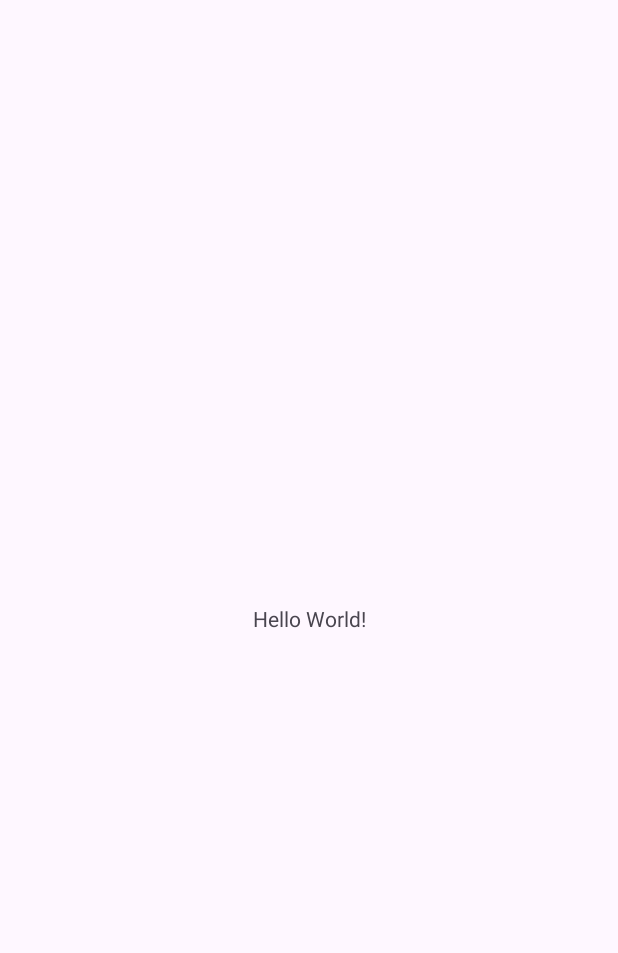
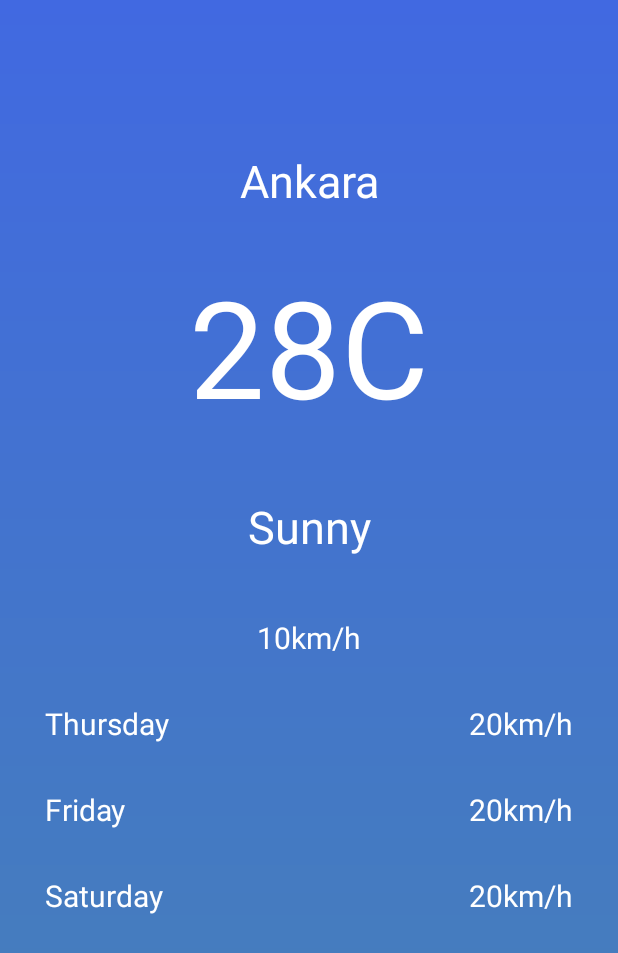
Before and after one commit to yigitbalbasi/WeatherApp, an Android app: the screen it shows after launch (MainActivity), on a phone screen of 412 x 824 dp. Before the commit the part shown is almost empty. Shown: the top 953 px of the screen. Run offline under Robolectric (Android 15) with nearby library versions, the phone set to English and light mode, and no system bars; our stand-ins replace Dagger/Hilt's generated code; network calls fail; 1 statement that could not run was skipped.

Commit message:
'project_finished'

```diff
--- a/app/src/main/AndroidManifest.xml
+++ b/app/src/main/AndroidManifest.xml
@@ -2,7 +2,10 @@
 <manifest xmlns:android="http://schemas.android.com/apk/res/android"
     xmlns:tools="http://schemas.android.com/tools">
 
+    <uses-permission android:name="android.permission.INTERNET"/>
+
     <application
+        android:name=".MyApplication"
         android:allowBackup="true"
         android:dataExtractionRules="@xml/data_extraction_rules"
         android:fullBackupContent="@xml/backup_rules"
--- a/app/src/main/java/com/yigitbal/weatherapp/MainActivity.kt
+++ b/app/src/main/java/com/yigitbal/weatherapp/MainActivity.kt
@@ -2,10 +2,44 @@ package com.yigitbal.weatherapp
 
 import androidx.appcompat.app.AppCompatActivity
 import android.os.Bundle
+import androidx.activity.viewModels
+import com.yigitbal.weatherapp.databinding.ActivityMainBinding
+import com.yigitbal.weatherapp.viewmodel.WeatherViewModel
+import dagger.hilt.android.AndroidEntryPoint
 
+@AndroidEntryPoint
 class MainActivity : AppCompatActivity() {
+
+    private lateinit var binding: ActivityMainBinding
+    private val viewModel: WeatherViewModel by viewModels()
+
     override fun onCreate(savedInstanceState: Bundle?) {
         super.onCreate(savedInstanceState)
-        setContentView(R.layout.activity_main)
+        binding = ActivityMainBinding.inflate(layoutInflater)
+        setContentView(binding.root)
+
+        viewModel.weatherResp.observe(this) { weather ->
+
+            binding.apply {
+                textViewCity.text = "Ankara"
+                textViewTemperature.text = weather.temperature
+                textViewDescription.text = weather.description
+                textViewWind.text = weather.wind
+
+                val forecast1 = weather.forecast[0]
+                val forecast2 = weather.forecast[1]
+                val forecast3 = weather.forecast[2]
+
+                textviewForecast1.text = "${forecast1.temperature} / ${forecast1.wind}"
+                textviewForecast2.text = "${forecast2.temperature} / ${forecast2.wind}"
+                textviewForecast3.text = "${forecast3.temperature} / ${forecast3.wind}"
+
+            }
+
+        }
+
+
     }
+
+
 }
--- /dev/null
+++ b/app/src/main/java/com/yigitbal/weatherapp/MyApplication.kt
@@ -0,0 +1,7 @@
+package com.yigitbal.weatherapp
+
+import android.app.Application
+import dagger.hilt.android.HiltAndroidApp
+
+@HiltAndroidApp
+class MyApplication :Application()
--- /dev/null
+++ b/app/src/main/java/com/yigitbal/weatherapp/api/ApiService.kt
@@ -0,0 +1,11 @@
+package com.yigitbal.weatherapp.api
+
+import com.yigitbal.weatherapp.Weather
+import retrofit2.Response
+import retrofit2.http.GET
+
+interface ApiService {
+
+    @GET("weather/Ankara")
+    suspend fun getWeather(): Response<Weather>
+}
--- /dev/null
+++ b/app/src/main/java/com/yigitbal/weatherapp/di/AppModule.kt
@@ -0,0 +1,29 @@
+package com.yigitbal.weatherapp.di
+
+import com.yigitbal.weatherapp.api.ApiService
+import com.yigitbal.weatherapp.utils.Constants
+import dagger.Module
+import dagger.Provides
+import dagger.hilt.InstallIn
+import dagger.hilt.components.SingletonComponent
+import retrofit2.Retrofit
+import retrofit2.converter.gson.GsonConverterFactory
+import retrofit2.create
+import javax.inject.Singleton
+
+@Module
+@InstallIn(SingletonComponent::class)
+object AppModule {
+
+    @Provides
+    fun provideBaseUrl() = Constants.BASE_URL
+
+    @Provides
+    @Singleton
+    fun provideRetrofitInstance(BASE_URL: String): ApiService =
+        Retrofit.Builder()
+            .baseUrl(BASE_URL)
+            .addConverterFactory(GsonConverterFactory.create())
+            .build()
+            .create(ApiService::class.java)
+}
--- /dev/null
+++ b/app/src/main/java/com/yigitbal/weatherapp/model/Forecast.kt
@@ -0,0 +1,9 @@
+package com.yigitbal.weatherapp
+
+data class Forecast(
+
+    var day: Int? = null,
+    var temperature: String? = null,
+    var wind: String? = null
+
+)
--- /dev/null
+++ b/app/src/main/java/com/yigitbal/weatherapp/model/Weather.kt
@@ -0,0 +1,10 @@
+package com.yigitbal.weatherapp
+
+data class Weather(
+
+    var temperature: String? = null,
+    var wind: String? = null,
+    var description: String? = null,
+    var forecast: ArrayList<Forecast> = arrayListOf()
+
+)
--- /dev/null
+++ b/app/src/main/java/com/yigitbal/weatherapp/repository/WeatherRepository.kt
@@ -0,0 +1,12 @@
+package com.yigitbal.weatherapp.repository
+
+import com.yigitbal.weatherapp.api.ApiService
+import javax.inject.Inject
+
+class WeatherRepository
+@Inject
+constructor(private val apiService: ApiService) {
+
+    suspend fun getWeather() = apiService.getWeather()
+
+}
--- /dev/null
+++ b/app/src/main/java/com/yigitbal/weatherapp/utils/Constants.kt
@@ -0,0 +1,7 @@
+package com.yigitbal.weatherapp.utils
+
+object Constants {
+
+    const val BASE_URL="https://goweather.herokuapp.com/"
+    const val END_URL="/ankara"
+}
--- /dev/null
+++ b/app/src/main/java/com/yigitbal/weatherapp/viewmodel/WeatherViewModel.kt
@@ -0,0 +1,38 @@
+package com.yigitbal.weatherapp.viewmodel
+
+import android.util.Log
+import androidx.lifecycle.LiveData
+import androidx.lifecycle.MutableLiveData
+import androidx.lifecycle.ViewModel
+import androidx.lifecycle.viewModelScope
+import com.yigitbal.weatherapp.Weather
+import com.yigitbal.weatherapp.repository.WeatherRepository
+import dagger.hilt.android.lifecycle.HiltViewModel
+import javax.inject.Inject
+import kotlinx.coroutines.launch
+
+@HiltViewModel
+class WeatherViewModel
+@Inject
+constructor(private val repository: WeatherRepository) : ViewModel() {
+
+    private val _resp = MutableLiveData<Weather>()
+    val weatherResp: LiveData<Weather>
+        get() = _resp
+
+    init {
+        getWeather()
+    }
+
+    private fun getWeather() = viewModelScope.launch {
+        repository.getWeather().let { response ->
+            if (response.isSuccessful) {
+                _resp.postValue(response.body())
+            } else {
+                Log.d("Tag", "getWeather Error response: ${response.message()}")
+            }
+        }
+    }
+
+
+}
--- /dev/null
+++ b/app/src/main/res/drawable/background.xml
@@ -0,0 +1,13 @@
+<?xml version="1.0" encoding="utf-8"?>
+<shape xmlns:android="http://schemas.android.com/apk/res/android"
+    android:shape="rectangle">
+
+
+    <gradient
+        android:angle="90"
+        android:endColor="@color/colorPrimary"
+        android:startColor="@color/colorPrimaryDark"
+        android:type="linear" />
+
+
+</shape>
--- a/app/src/main/res/layout/activity_main.xml
+++ b/app/src/main/res/layout/activity_main.xml
@@ -1,18 +1,139 @@
 <?xml version="1.0" encoding="utf-8"?>
-<androidx.constraintlayout.widget.ConstraintLayout xmlns:android="http://schemas.android.com/apk/res/android"
+<ScrollView xmlns:android="http://schemas.android.com/apk/res/android"
     xmlns:app="http://schemas.android.com/apk/res-auto"
     xmlns:tools="http://schemas.android.com/tools"
     android:layout_width="match_parent"
     android:layout_height="match_parent"
+    android:background="@drawable/background"
+    android:fillViewport="true"
+    android:orientation="vertical"
     tools:context=".MainActivity">
 
-    <TextView
-        android:layout_width="wrap_content"
+    <LinearLayout
+        android:layout_width="match_parent"
         android:layout_height="wrap_content"
-        android:text="Hello World!"
-        app:layout_constraintBottom_toBottomOf="parent"
-        app:layout_constraintEnd_toEndOf="parent"
-        app:layout_constraintStart_toStartOf="parent"
-        app:layout_constraintTop_toTopOf="parent" />
+        android:orientation="vertical">
 
-</androidx.constraintlayout.widget.ConstraintLayout>
+        <TextView
+            android:id="@+id/textViewCity"
+            android:layout_width="match_parent"
+            android:layout_height="wrap_content"
+            android:layout_marginTop="100dp"
+            android:gravity="center"
+            android:text="Ankara"
+            android:textColor="@color/white"
+            android:textSize="30sp" />
+
+        <TextView
+            android:id="@+id/textViewTemperature"
+            android:layout_width="match_parent"
+            android:layout_height="wrap_content"
+            android:layout_marginTop="30dp"
+            android:gravity="center"
+            android:text="28C"
+            android:textColor="@color/white"
+            android:textSize="90sp" />
+
+
+        <TextView
+            android:id="@+id/textViewDescription"
+            android:layout_width="match_parent"
+            android:layout_height="wrap_content"
+            android:layout_marginTop="40dp"
+            android:gravity="center"
+            android:text="Sunny"
+            android:textColor="@color/white"
+            android:textSize="30sp" />
+
+        <TextView
+            android:id="@+id/textViewWind"
+            android:layout_width="match_parent"
+            android:layout_height="wrap_content"
+            android:layout_marginTop="40dp"
+            android:gravity="center"
+            android:text="10km/h"
+            android:textColor="@color/white"
+            android:textSize="20sp" />
+
+        <LinearLayout
+            android:layout_width="match_parent"
+            android:layout_height="wrap_content"
+            android:layout_margin="30dp"
+            android:orientation="horizontal">
+
+            <TextView
+                android:layout_width="match_parent"
+                android:layout_height="wrap_content"
+                android:layout_weight="1"
+                android:text="Thursday"
+                android:textColor="@color/white"
+                android:textSize="20sp" />
+
+            <TextView
+                android:id="@+id/textviewForecast1"
+                android:layout_width="match_parent"
+                android:layout_height="wrap_content"
+                android:layout_weight="1"
+                android:gravity="end"
+                android:text="20km/h"
+                android:textColor="@color/white"
+                android:textSize="20sp" />
+
+        </LinearLayout>
+
+        <LinearLayout
+            android:layout_width="match_parent"
+            android:layout_height="wrap_content"
+            android:layout_marginStart="30dp"
+            android:layout_marginEnd="30dp"
+            android:orientation="horizontal">
+
+            <TextView
+                android:layout_width="match_parent"
+                android:layout_height="wrap_content"
+                android:layout_weight="1"
+                android:text="Friday"
+                android:textColor="@color/white"
+                android:textSize="20sp" />
+
+            <TextView
+                android:id="@+id/textviewForecast2"
+                android:layout_width="match_parent"
+                android:layout_height="wrap_content"
+                android:layout_weight="1"
+                android:gravity="end"
+                android:text="20km/h"
+                android:textColor="@color/white"
+                android:textSize="20sp" />
+
+        </LinearLayout>
+
+        <LinearLayout
+            android:layout_width="match_parent"
+            android:layout_height="wrap_content"
+            android:layout_marginStart="30dp"
+            android:layout_marginTop="30dp"
+            android:layout_marginEnd="30dp"
+            android:orientation="horizontal">
+
+            <TextView
+                android:layout_width="match_parent"
+                android:layout_height="wrap_content"
+                android:layout_weight="1"
+                android:text="Saturday"
+                android:textColor="@color/white"
+                android:textSize="20sp" />
+
+            <TextView
+                android:id="@+id/textviewForecast3"
+                android:layout_width="match_parent"
+                android:layout_height="wrap_content"
+                android:layout_weight="1"
+                android:gravity="end"
+                android:text="20km/h"
+                android:textColor="@color/white"
+                android:textSize="20sp" />
+        </LinearLayout>
+    </LinearLayout>
+
+</ScrollView>
--- a/app/src/main/res/values-night/themes.xml
+++ b/app/src/main/res/values-night/themes.xml
@@ -1,7 +1,10 @@
 <resources xmlns:tools="http://schemas.android.com/tools">
-    <!-- Base application theme. -->
-    <style name="Base.Theme.WeatherApp" parent="Theme.Material3.DayNight.NoActionBar">
-        <!-- Customize your dark theme here. -->
-        <!-- <item name="colorPrimary">@color/my_dark_primary</item> -->
+
+    <style name="Base.Theme.WeatherApp" parent="Theme.MaterialComponents.DayNight.NoActionBar">
+        <item name="colorPrimary">@color/colorPrimary</item>
+        <item name="colorPrimaryDark">@color/colorPrimaryDark</item>
+        <item name="colorOnPrimary">@color/white</item>
+        <item name="colorOnSecondary">@color/black</item>
+        <item name="android:statusBarColor" tools:targetApi="1">@color/colorPrimary</item>
     </style>
 </resources>
--- a/app/src/main/res/values/colors.xml
+++ b/app/src/main/res/values/colors.xml
@@ -1,5 +1,7 @@
 <?xml version="1.0" encoding="utf-8"?>
 <resources>
+    <color name="colorPrimary">#4169E1</color>
+    <color name="colorPrimaryDark">#4682B4</color>
     <color name="black">#FF000000</color>
     <color name="white">#FFFFFFFF</color>
 </resources>
--- a/app/src/main/res/values/themes.xml
+++ b/app/src/main/res/values/themes.xml
@@ -1,8 +1,10 @@
 <resources xmlns:tools="http://schemas.android.com/tools">
-    <!-- Base application theme. -->
-    <style name="Base.Theme.WeatherApp" parent="Theme.Material3.DayNight.NoActionBar">
-        <!-- Customize your light theme here. -->
-        <!-- <item name="colorPrimary">@color/my_light_primary</item> -->
+    <style name="Base.Theme.WeatherApp" parent="Theme.MaterialComponents.DayNight.NoActionBar">
+        <item name="colorPrimary">@color/colorPrimary</item>
+        <item name="colorPrimaryDark">@color/colorPrimaryDark</item>
+        <item name="colorOnPrimary">@color/white</item>
+        <item name="colorOnSecondary">@color/black</item>
+        <item name="android:statusBarColor" tools:targetApi="1">@color/colorPrimary</item>
     </style>
 
     <style name="Theme.WeatherApp" parent="Base.Theme.WeatherApp" />
--- a/build.gradle
+++ b/build.gradle
@@ -3,4 +3,5 @@ plugins {
     id 'com.android.application' version '8.0.2' apply false
     id 'com.android.library' version '8.0.2' apply false
     id 'org.jetbrains.kotlin.android' version '1.8.20' apply false
+    id 'com.google.dagger.hilt.android' version '2.42' apply false
 }
```
Also changed, not shown: app/build.gradle (+27 -0 lines), 2 other files.
